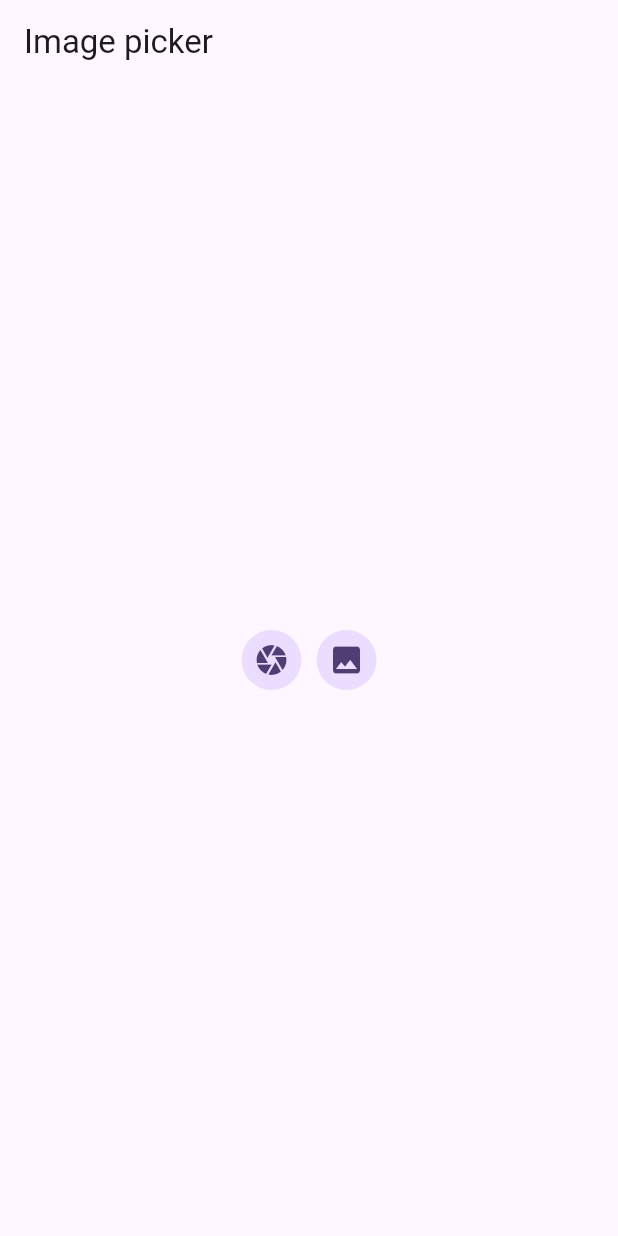
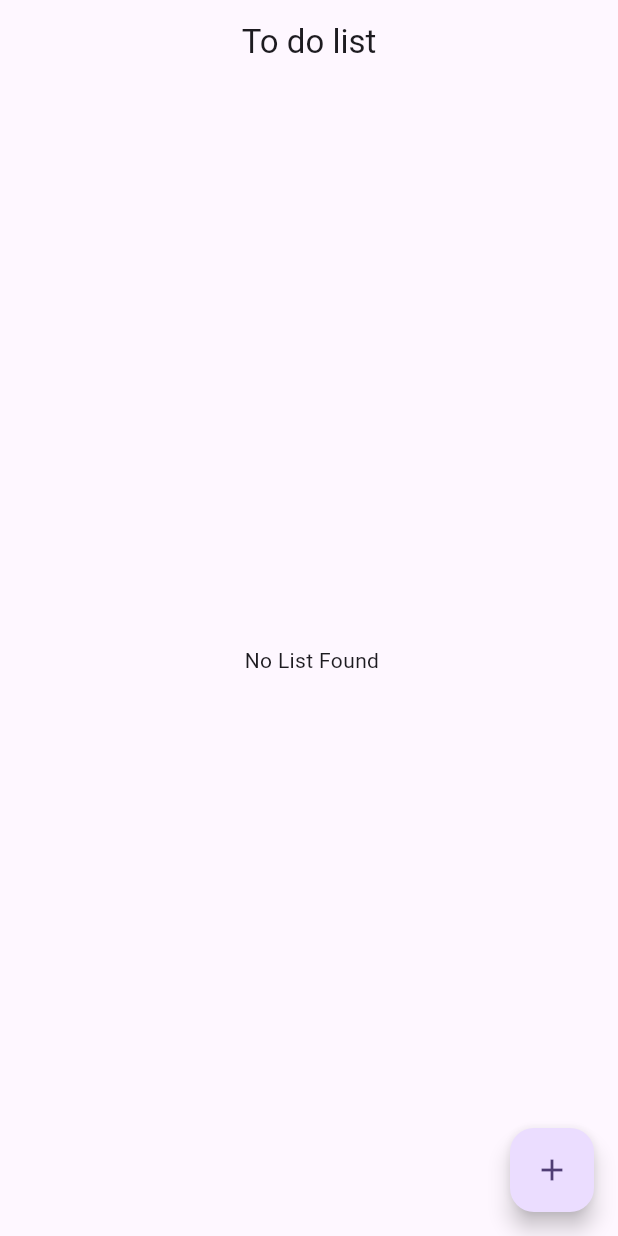
Before and after one commit to Takbirulislam420/bloc_practice, a Flutter app: the screen it shows after launch, on a phone screen of 412 x 824 dp. Run offline on Flutter 3.47's test engine with Material 3 defaults, Android fonts, the phone set to English and light mode, and no system bars; our stand-ins replace bloc, equatable, flutter_bloc, image_picker.

Commit message:
add list item and delete

```diff
--- /dev/null
+++ b/lib/bloc/todo/to_do_bloc.dart
@@ -0,0 +1,26 @@
+import 'package:bloc/bloc.dart';
+import 'package:equatable/equatable.dart';
+
+part 'to_do_event.dart';
+part 'to_do_state.dart';
+
+class ToDoBloc extends Bloc<ToDoEvent, ToDoState> {
+  final List<String> todosList=[];
+
+  ToDoBloc() : super(ToDoState()) {
+    on<AddToDoEvent>(_addToDoEvent);
+    on<RemoveToDoEvent>(_removeToDoEvent);
+  }
+
+  void _addToDoEvent(AddToDoEvent event,Emitter<ToDoState> emit){
+    todosList.add(event.task);
+    emit(state.copyWith(todoList: List.from(todosList)));
+  }
+
+
+  void _removeToDoEvent(RemoveToDoEvent event,Emitter<ToDoState> emit){
+    todosList.remove(event.task);
+    emit(state.copyWith(todoList: List.from(todosList)));
+  }
+
+}
--- /dev/null
+++ b/lib/bloc/todo/to_do_event.dart
@@ -0,0 +1,23 @@
+part of 'to_do_bloc.dart';
+
+abstract class ToDoEvent extends Equatable {
+  const ToDoEvent();
+
+
+}
+
+class AddToDoEvent extends ToDoEvent{
+  final String task;
+  const AddToDoEvent({required this.task});
+
+    @override
+  List<Object> get props => [task];
+}
+
+class RemoveToDoEvent extends ToDoEvent{
+  final Object task;
+  const RemoveToDoEvent({required this.task});
+
+    @override
+  List<Object> get props => [task];
+}
--- /dev/null
+++ b/lib/bloc/todo/to_do_state.dart
@@ -0,0 +1,16 @@
+part of 'to_do_bloc.dart';
+
+class ToDoState extends Equatable {
+  final List<String> todoList;
+
+  const ToDoState({this.todoList = const []});
+
+  ToDoState copyWith({List<String>? todoList}){
+    return ToDoState(
+      todoList: todoList?? this.todoList
+    );
+  }
+
+  @override
+  List<Object> get props => [todoList];
+}
--- a/lib/features/image_picker/image_picker_screen.dart
+++ b/lib/features/image_picker/image_picker_screen.dart
@@ -1,5 +1,4 @@
 import 'dart:io';
-
 import 'package:flutter/material.dart';
 import 'package:flutter_bloc/flutter_bloc.dart';
 import 'package:practice_with_bloc/bloc/image/imagepicker_bloc.dart';
--- /dev/null
+++ b/lib/features/to_do_list/to_do_list_screen.dart
@@ -0,0 +1,52 @@
+import 'package:flutter/material.dart';
+import 'package:flutter_bloc/flutter_bloc.dart';
+import 'package:practice_with_bloc/bloc/todo/to_do_bloc.dart';
+
+class ToDoListScreen extends StatefulWidget {
+  const ToDoListScreen({super.key});
+
+  @override
+  State<ToDoListScreen> createState() => _ToDoListScreenState();
+}
+
+class _ToDoListScreenState extends State<ToDoListScreen> {
+  @override
+  Widget build(BuildContext context) {
+    return Scaffold(
+      appBar: AppBar(title: Text("To do list"), centerTitle: true),
+      floatingActionButton: FloatingActionButton(
+        onPressed: () {
+          for (int i = 0; i < 10; i++) {
+            context.read<ToDoBloc>().add(AddToDoEvent(task: 'Task:$i'));
+          }
+        },
+        child: Icon(Icons.add),
+      ),
+      body: SafeArea(
+        child: BlocBuilder<ToDoBloc, ToDoState>(
+          builder: (context, state) {
+            if (state.todoList.isEmpty) {
+              return Center(child: Text(" No List Found"));
+            } else if (state.todoList.isNotEmpty) {
+              return ListView.builder(
+                itemCount: state.todoList.length,
+                itemBuilder: (context, index) {
+                  return ListTile(
+                    title: Text(state.todoList[index]),
+                    trailing: IconButton(
+                      onPressed: (){
+                        context.read<ToDoBloc>().add(RemoveToDoEvent(task: state.todoList[index]));
+                      },
+                      icon: Icon(Icons.delete))
+                  );
+                },
+              );
+            } else {
+              return SizedBox();
+            }
+          },
+        ),
+      ),
+    );
+  }
+}
--- a/lib/main.dart
+++ b/lib/main.dart
@@ -3,7 +3,8 @@ import 'package:flutter_bloc/flutter_bloc.dart';
 import 'package:practice_with_bloc/bloc/counter/counter_bloc.dart';
 import 'package:practice_with_bloc/bloc/image/imagepicker_bloc.dart';
 import 'package:practice_with_bloc/bloc/switch/switch_bloc.dart';
-import 'package:practice_with_bloc/features/image_picker/image_picker_screen.dart';
+import 'package:practice_with_bloc/bloc/todo/to_do_bloc.dart';
+import 'package:practice_with_bloc/features/to_do_list/to_do_list_screen.dart';
 import 'package:practice_with_bloc/utils/image_picker_utils.dart';
 
 void main() {
@@ -21,6 +22,7 @@ class MyApp extends StatelessWidget {
         BlocProvider(create: (_) => CounterBloc()),
         BlocProvider(create: (_) => SwitchBloc()),
         BlocProvider(create: (_) => ImagepickerBloc(ImagePickerUtils())),
+        BlocProvider(create: (_) => ToDoBloc()),
       ],
 
       child: MaterialApp(
@@ -28,7 +30,7 @@ class MyApp extends StatelessWidget {
         theme: ThemeData(
           colorScheme: .fromSeed(seedColor: Colors.deepPurple),
         ),
-        home: const ImagePickerScreen(),
+        home: const ToDoListScreen(),
       ),
     );
   }
```
